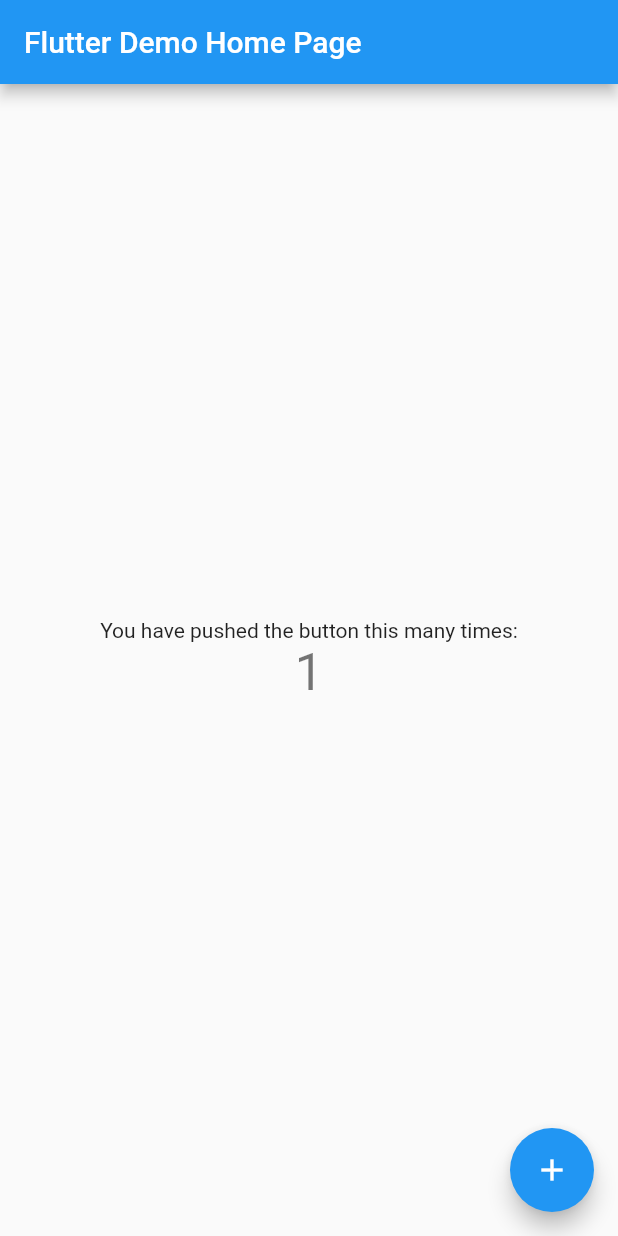
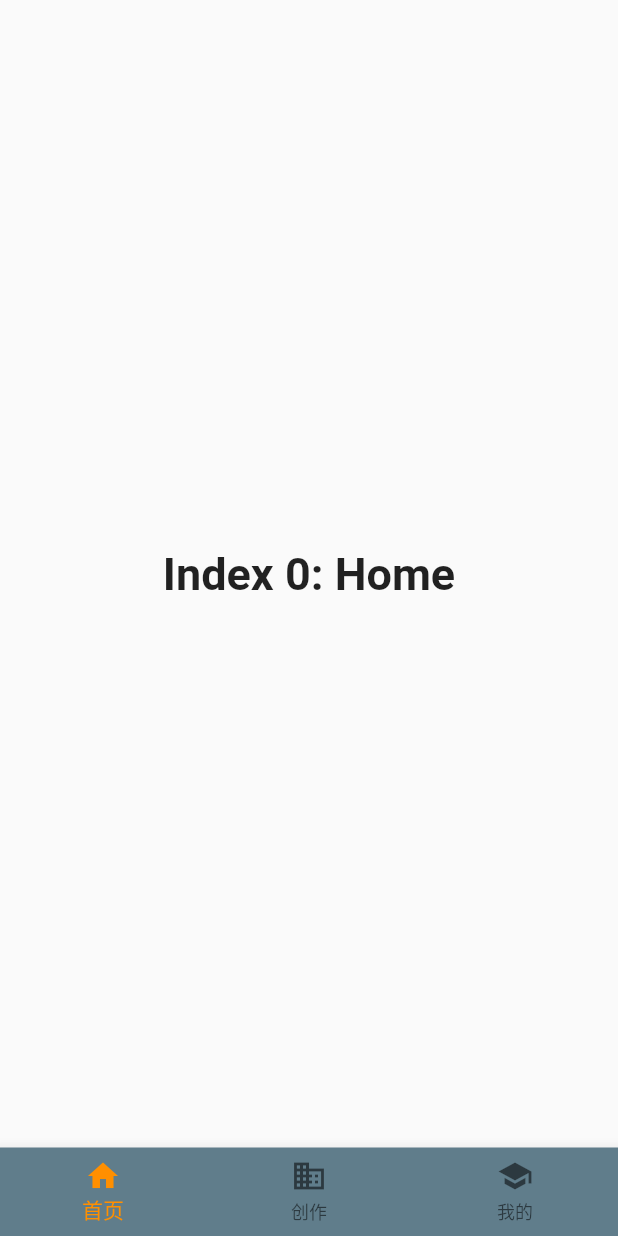
Before and after one commit to jwj1342/VanGogh, a Flutter app: the screen it shows after launch, on a phone screen of 412 x 824 dp. Run offline on Flutter 3.47's test engine with Material 2 defaults, Android fonts, the phone set to English and light mode, and no system bars; Roboto replaces fonts that are missing (HanaMinA).

Commit message:
完成初步的导航栏开发.

```diff
--- a/lib/main.dart
+++ b/lib/main.dart
@@ -1,115 +1,84 @@
 import 'package:flutter/material.dart';
 
-void main() {
-  runApp(const MyApp());
-}
+void main() => runApp(const MyApp());
 
 class MyApp extends StatelessWidget {
   const MyApp({super.key});
 
-  // This widget is the root of your application.
+  static const String _title = 'Flutter Code Sample';
+
   @override
   Widget build(BuildContext context) {
     return MaterialApp(
-      title: 'This is a test for commit and push',
+      title: _title,
       theme: ThemeData(
-        // This is the theme of your application.
-        //
-        // Try running your application with "flutter run". You'll see the
-        // application has a blue toolbar. Then, without quitting the app, try
-        // changing the primarySwatch below to Colors.green and then invoke
-        // "hot reload" (press "r" in the console where you ran "flutter run",
-        // or simply save your changes to "hot reload" in a Flutter IDE).
-        // Notice that the counter didn't reset back to zero; the application
-        // is not restarted.
-        primarySwatch: Colors.blue,
+        fontFamily: 'HanaMinA',
+        bottomNavigationBarTheme: const BottomNavigationBarThemeData(
+          backgroundColor: Colors.blueGrey, // 设置背景色
+        ),
       ),
-      home: const MyHomePage(title: 'Flutter Demo Home Page'),
+      home: const MyStatefulWidget(),
     );
   }
 }
 
-class MyHomePage extends StatefulWidget {
-  const MyHomePage({super.key, required this.title});
-
-  // This widget is the home page of your application. It is stateful, meaning
-  // that it has a State object (defined below) that contains fields that affect
-  // how it looks.
-
-  // This class is the configuration for the state. It holds the values (in this
-  // case the title) provided by the parent (in this case the App widget) and
-  // used by the build method of the State. Fields in a Widget subclass are
-  // always marked "final".
-
-  final String title;
+class MyStatefulWidget extends StatefulWidget {
+  const MyStatefulWidget({super.key});
 
   @override
-  State<MyHomePage> createState() => _MyHomePageState();
+  State<MyStatefulWidget> createState() => _MyStatefulWidgetState();
 }
 
-class _MyHomePageState extends State<MyHomePage> {
-  int _counter = 1;
+class _MyStatefulWidgetState extends State<MyStatefulWidget> {
+  int _selectedIndex = 0;
+  static const TextStyle optionStyle =
+      TextStyle(fontSize: 30, fontWeight: FontWeight.bold);
+  static const List<Widget> _widgetOptions = <Widget>[
+    Text(
+      'Index 0: Home',
+      style: optionStyle,
+    ),
+    Text(
+      'Index 1: Business',
+      style: optionStyle,
+    ),
+    Text(
+      'Index 2: School',
+      style: optionStyle,
+    ),
+  ];
 
-  void _incrementCounter() {
+  void _onItemTapped(int index) {
     setState(() {
-      // This call to setState tells the Flutter framework that something has
-      // changed in this State, which causes it to rerun the build method below
-      // so that the display can reflect the updated values. If we changed
-      // _counter without calling setState(), then the build method would not be
-      // called again, and so nothing would appear to happen.
-      _counter++;
+      _selectedIndex = index;
     });
   }
 
   @override
   Widget build(BuildContext context) {
-    // This method is rerun every time setState is called, for instance as done
-    // by the _incrementCounter method above.
-    //
-    // The Flutter framework has been optimized to make rerunning build methods
-    // fast, so that you can just rebuild anything that needs updating rather
-    // than having to individually change instances of widgets.
     return Scaffold(
-      appBar: AppBar(
-        // Here we take the value from the MyHomePage object that was created by
-        // the App.build method, and use it to set our appbar title.
-        title: Text(widget.title),
+      body: Center(
+        child: _widgetOptions.elementAt(_selectedIndex),
       ),
-      body: Center(
-        // Center is a layout widget. It takes a single child and positions it
-        // in the middle of the parent.
-        child: Column(
-          // Column is also a layout widget. It takes a list of children and
-          // arranges them vertically. By default, it sizes itself to fit its
-          // children horizontally, and tries to be as tall as its parent.
-          //
-          // Invoke "debug painting" (press "p" in the console, choose the
-          // "Toggle Debug Paint" action from the Flutter Inspector in Android
-          // Studio, or the "Toggle Debug Paint" command in Visual Studio Code)
-          // to see the wireframe for each widget.
-          //
-          // Column has various properties to control how it sizes itself and
-          // how it positions its children. Here we use mainAxisAlignment to
-          // center the children vertically; the main axis here is the vertical
-          // axis because Columns are vertical (the cross axis would be
-          // horizontal).
-          mainAxisAlignment: MainAxisAlignment.center,
-          children: <Widget>[
-            const Text(
-              'You have pushed the button this many times:',
-            ),
-            Text(
-              '$_counter',
-              style: Theme.of(context).textTheme.headlineMedium,
-            ),
-          ],
-        ),
+      bottomNavigationBar: BottomNavigationBar(
+        items: const <BottomNavigationBarItem>[
+          BottomNavigationBarItem(
+            icon: Icon(Icons.home),
+            label: '首页',
+          ),
+          BottomNavigationBarItem(
+            icon: Icon(Icons.business),
+            label: '创作',
+          ),
+          BottomNavigationBarItem(
+            icon: Icon(Icons.school),
+            label: '我的',
+          ),
+        ],
+        currentIndex: _selectedIndex,
+        selectedItemColor: Colors.amber[800],
+        onTap: _onItemTapped,
       ),
-      floatingActionButton: FloatingActionButton(
-        onPressed: _incrementCounter,
-        tooltip: 'Increment',
-        child: const Icon(Icons.add),
-      ), // This trailing comma makes auto-formatting nicer for build methods.
     );
   }
 }
--- a/pubspec.yaml
+++ b/pubspec.yaml
@@ -88,3 +88,7 @@
   #
   # For details regarding fonts from package dependencies,
   # see https://flutter.dev/custom-fonts/#from-packages
+  fonts:
+    - family: HanaMinA
+      fonts:
+        - asset: assets/fonts/HanaMinA.ttf
```
Also changed, not shown: 1 other file.
